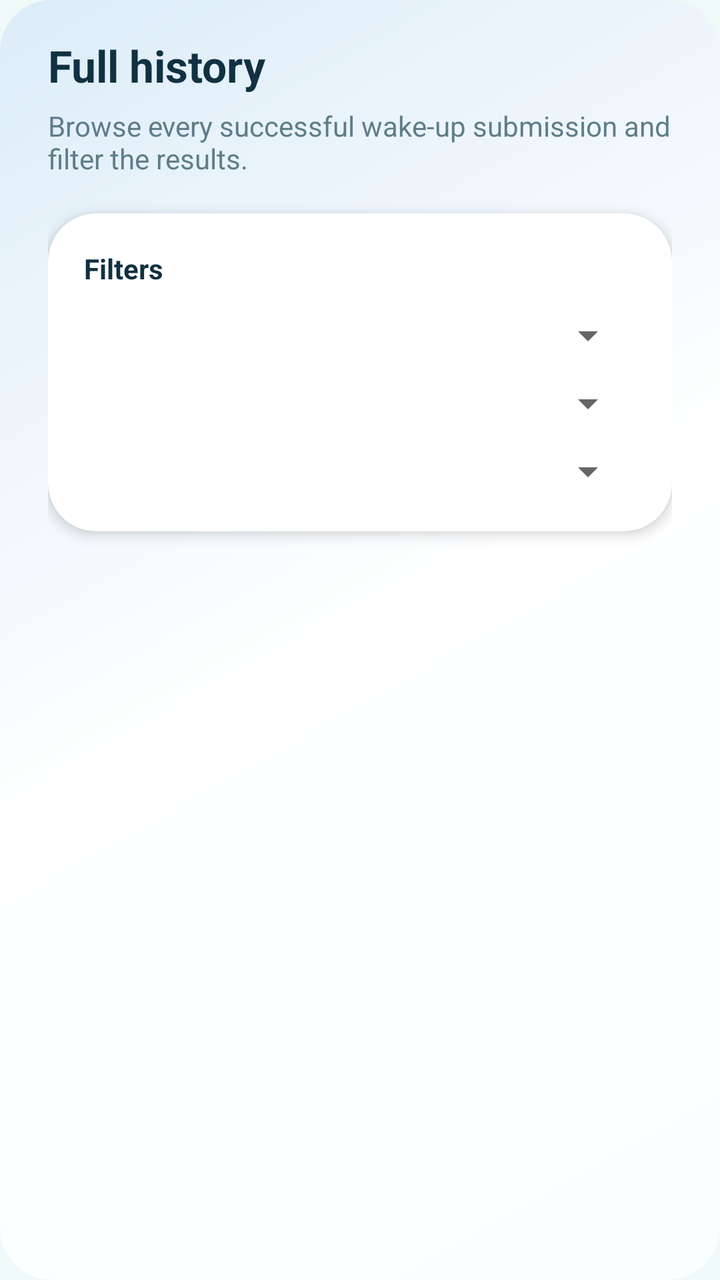
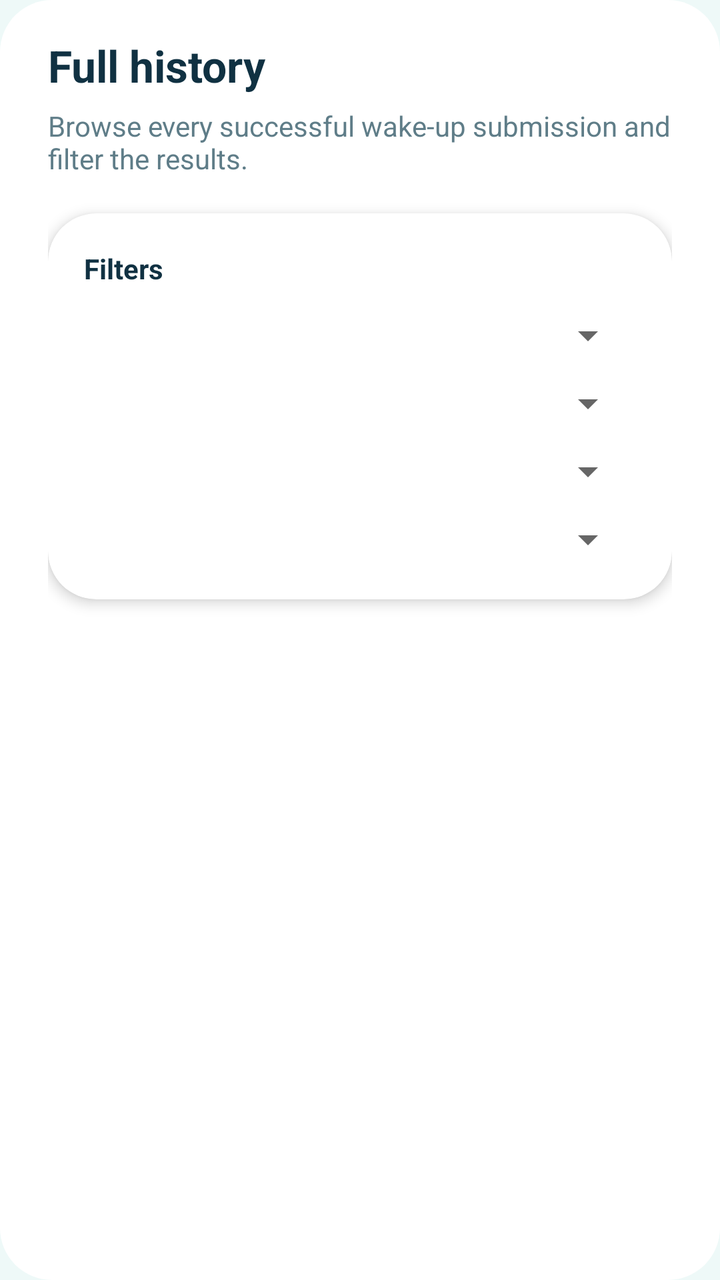

An Android layout rendered at two revisions. The XML below is the earlier revision; the diff shows what the commit changed to produce the second picture.
<!-- AndroidManifest.xml: application theme Theme.Fixd -->
<!-- res/layout/fragment_wake_history.xml -->
<?xml version="1.0" encoding="utf-8"?>
<ScrollView xmlns:android="http://schemas.android.com/apk/res/android"
    xmlns:app="http://schemas.android.com/apk/res-auto"
    android:layout_width="match_parent"
    android:layout_height="match_parent"
    android:background="@drawable/bg_tab_card"
    android:fillViewport="true">

    <LinearLayout
        android:layout_width="match_parent"
        android:layout_height="wrap_content"
        android:orientation="vertical"
        android:paddingStart="24dp"
        android:paddingTop="18dp"
        android:paddingEnd="24dp"
        android:paddingBottom="24dp">

        <TextView
            android:layout_width="match_parent"
            android:layout_height="wrap_content"
            android:text="@string/wake_history_full_title"
            android:textColor="@color/brand_text"
            android:textSize="22sp"
            android:textStyle="bold" />

        <TextView
            android:layout_width="match_parent"
            android:layout_height="wrap_content"
            android:layout_marginTop="6dp"
            android:text="@string/wake_history_full_body"
            android:textColor="@color/brand_text_muted"
            android:textSize="14sp" />

        <com.google.android.material.card.MaterialCardView
            style="@style/Widget.Fixd.TileCard"
            android:layout_width="match_parent"
            android:layout_height="wrap_content"
            android:layout_marginTop="18dp"
            app:cardBackgroundColor="@color/brand_card">

            <LinearLayout
                android:layout_width="match_parent"
                android:layout_height="wrap_content"
                android:orientation="vertical"
                android:padding="18dp">

                <TextView
                    android:layout_width="match_parent"
                    android:layout_height="wrap_content"
                    android:text="@string/wake_history_filters_title"
                    android:textColor="@color/brand_text"
                    android:textStyle="bold" />

                <Spinner
                    android:id="@+id/typeFilterSpinner"
                    android:layout_width="match_parent"
                    android:layout_height="wrap_content"
                    android:layout_marginTop="12dp" />

                <Spinner
                    android:id="@+id/timeFilterSpinner"
                    android:layout_width="match_parent"
                    android:layout_height="wrap_content"
                    android:layout_marginTop="10dp" />

                <Spinner
                    android:id="@+id/durationFilterSpinner"
                    android:layout_width="match_parent"
                    android:layout_height="wrap_content"
                    android:layout_marginTop="10dp" />
            </LinearLayout>
        </com.google.android.material.card.MaterialCardView>

        <TextView
            android:id="@+id/historyCountText"
            android:layout_width="match_parent"
            android:layout_height="wrap_content"
            android:layout_marginTop="18dp"
            android:textColor="@color/brand_text_muted"
            android:textSize="14sp" />

        <TextView
            android:id="@+id/historyEmptyText"
            android:layout_width="match_parent"
            android:layout_height="wrap_content"
            android:layout_marginTop="10dp"
            android:text="@string/wake_history_full_empty"
            android:textColor="@color/brand_text_muted"
            android:textSize="14sp"
            android:visibility="gone" />

        <LinearLayout
            android:id="@+id/historyRows"
            android:layout_width="match_parent"
            android:layout_height="wrap_content"
            android:layout_marginTop="14dp"
            android:orientation="vertical" />
    </LinearLayout>
</ScrollView>
<!-- resources referenced by this layout -->
<resources>
  <color name="brand_card">#FFFFFFFF</color>
  <color name="brand_text">#103142</color>
  <color name="brand_text_muted">#5F7D88</color>
  <!-- drawable bg_tab_card (drawable) -->
  <?xml version="1.0" encoding="utf-8"?>
  <shape xmlns:android="http://schemas.android.com/apk/res/android">
      <gradient
          android:angle="135"
          android:centerColor="@color/white"
          android:endColor="@color/brand_surface_tint"
          android:startColor="#F8FFFF" />
      <corners android:radius="26dp" />
  </shape>
  <string name="wake_history_filters_title">Filters</string>
  <string name="wake_history_full_body">Browse every successful wake-up submission and filter the results.</string>
  <string name="wake_history_full_empty">No submissions match these filters.</string>
  <string name="wake_history_full_title">Full history</string>
  <style name="Widget.Fixd.TileCard" parent="Widget.MaterialComponents.CardView">
          <item name="cardCornerRadius">24dp</item>
          <item name="cardElevation">4dp</item>
          <item name="strokeWidth">0dp</item>
          <item name="shapeAppearanceOverlay">@style/ShapeAppearance.Fixd.Tile</item>
      </style>
  <color name="white">#FFFFFFFF</color>
  <color name="brand_surface_tint">#DCECF8</color>
  <style name="ShapeAppearance.Fixd.Tile" parent="">
          <item name="cornerFamily">rounded</item>
          <item name="cornerSize">24dp</item>
      </style>
  <color name="brand_primary">#0F5D7A</color>
  <color name="brand_primary_dark">#083C54</color>
  <color name="brand_secondary">#2F8FCE</color>
  <color name="brand_gradient_mid">#168AA7</color>
  <color name="brand_surface">#EEF9F8</color>
  <color name="transparent">#00000000</color>
  <style name="Widget.Fixd.Button" parent="Widget.MaterialComponents.Button">
          <item name="cornerRadius">16dp</item>
          <item name="android:textAllCaps">false</item>
          <item name="rippleColor">@color/transparent</item>
      </style>
  <style name="Widget.Fixd.TextInputEditText" parent="Widget.MaterialComponents.TextInputEditText.OutlinedBox">
          <item name="android:textColor">@color/brand_text</item>
          <item name="android:textColorHint">@color/brand_text_muted</item>
          <item name="android:textCursorDrawable">@null</item>
      </style>
  <style name="Widget.Fixd.TextInputLayout" parent="Widget.MaterialComponents.TextInputLayout.OutlinedBox">
          <item name="boxBackgroundColor">@color/brand_card</item>
          <item name="boxStrokeColor">@color/brand_accent</item>
          <item name="boxCornerRadiusTopStart">18dp</item>
          <item name="boxCornerRadiusTopEnd">18dp</item>
          <item name="boxCornerRadiusBottomStart">18dp</item>
          <item name="boxCornerRadiusBottomEnd">18dp</item>
          <item name="hintTextColor">@color/brand_text_muted</item>
          <item name="android:textColorHint">@color/brand_text_muted</item>
      </style>
  <color name="brand_accent">#79BFF0</color>
  <!-- unchanged entries left out for length: 1 -->
</resources>

<!-- the commit's change to res/layout/fragment_wake_history.xml (unified diff, before → after) -->
@@ -68,6 +68,12 @@
                     android:layout_width="match_parent"
                     android:layout_height="wrap_content"
                     android:layout_marginTop="10dp" />
+
+                <Spinner
+                    android:id="@+id/statusFilterSpinner"
+                    android:layout_width="match_parent"
+                    android:layout_height="wrap_content"
+                    android:layout_marginTop="10dp" />
             </LinearLayout>
         </com.google.android.material.card.MaterialCardView>
 
<!-- resource entries referenced after the edit -->
@@ -6,11 +6,7 @@
   <!-- drawable bg_tab_card (drawable) -->
   <?xml version="1.0" encoding="utf-8"?>
   <shape xmlns:android="http://schemas.android.com/apk/res/android">
-      <gradient
-          android:angle="135"
-          android:centerColor="@color/white"
-          android:endColor="@color/brand_surface_tint"
-          android:startColor="#F8FFFF" />
+      <solid android:color="@color/brand_card" />
       <corners android:radius="26dp" />
   </shape>
   <string name="wake_history_filters_title">Filters</string>
@@ -24,7 +20,6 @@
           <item name="shapeAppearanceOverlay">@style/ShapeAppearance.Fixd.Tile</item>
       </style>
   <color name="white">#FFFFFFFF</color>
-  <color name="brand_surface_tint">#DCECF8</color>
   <style name="ShapeAppearance.Fixd.Tile" parent="">
           <item name="cornerFamily">rounded</item>
           <item name="cornerSize">24dp</item>
